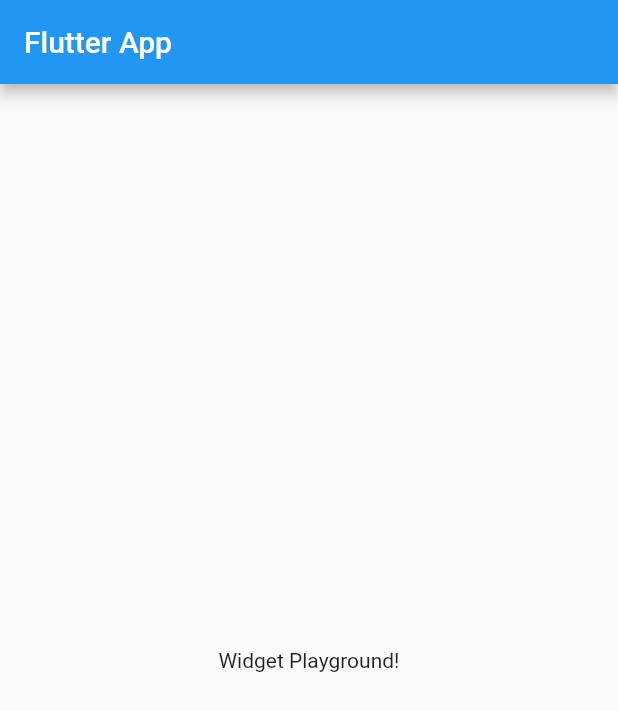
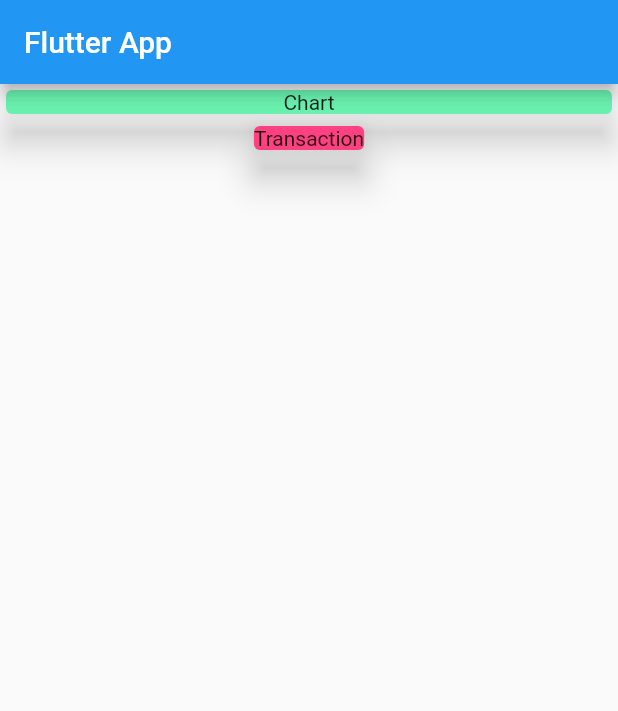
Before and after one commit to PrajilPradeep/Expensify, a Flutter app: the screen it shows after launch, on a phone screen of 412 x 824 dp. Shown: the top 711 px of the screen. Run offline on Flutter 3.47's test engine with Material 2 defaults, Android fonts, the phone set to English and light mode, and no system bars.

Commit message:
outlines for Chart and Transaction Widget

```diff
--- a/lib/main.dart
+++ b/lib/main.dart
@@ -1,4 +1,4 @@
-// ignore_for_file: use_key_in_widget_constructors, prefer_const_constructors
+// ignore_for_file: use_key_in_widget_constructors, prefer_const_constructors, prefer_const_literals_to_create_immutables
 
 import 'package:flutter/material.dart';
 
@@ -21,8 +21,25 @@ class MyHomePage extends StatelessWidget {
       appBar: AppBar(
         title: Text('Flutter App'),
       ),
-      body: Center(
-        child: Text('Widget Playground!'),
+      body: Column(
+        children: [
+          Container(
+            width: double.infinity,
+            child: Card(
+              child: Text(
+                "Chart",
+                textAlign: TextAlign.center,
+              ),
+              color: Colors.greenAccent,
+              elevation: 10,
+            ),
+          ),
+          Card(
+            child: Text("Transaction"),
+            color: Colors.pinkAccent,
+            elevation: 10,
+          )
+        ],
       ),
     );
   }
```
